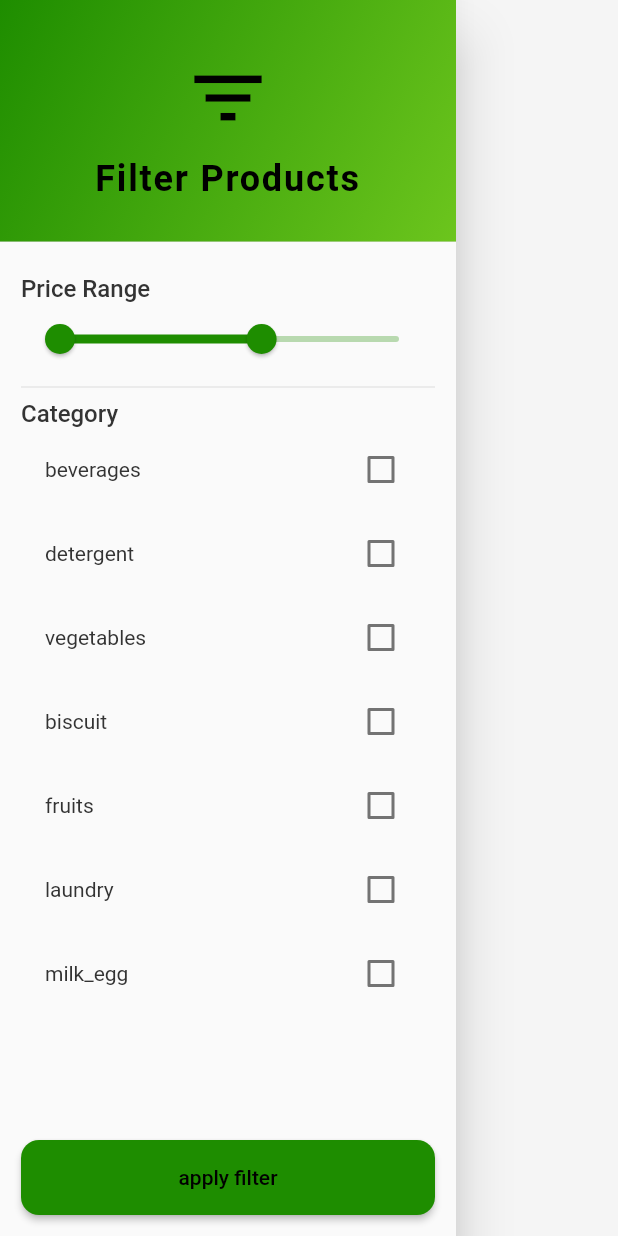
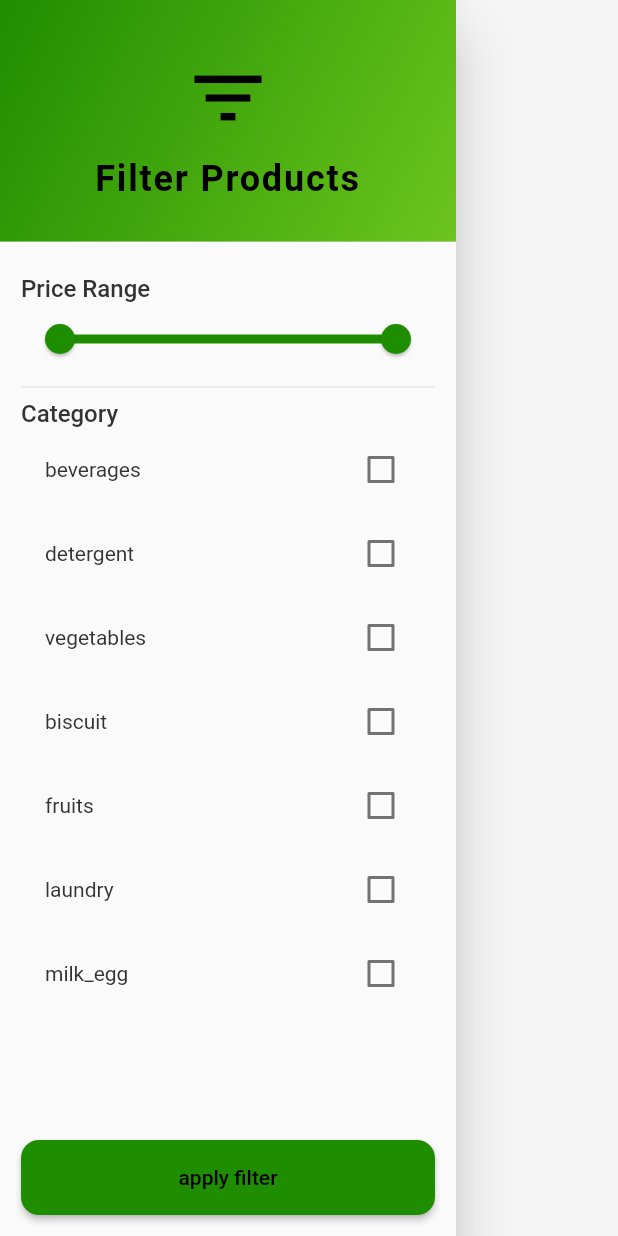
Before and after one commit to Phly101/grabber_app, a Flutter app: the FilterDrawer widget shown alone on an empty page, opened directly, on a phone screen of 412 x 824 dp. Run offline on Flutter 3.47's test engine with Material 3 defaults, Android fonts, the phone set to English and light mode, and no system bars; our stand-ins replace animated_splash_screen, badges, cached_network_image, carousel_slider, cloud_firestore, equatable and 13 more; missing offline and left inert: bottom_navbar_with_indicator; accounts and stored records are empty.

Commit message:
fixed minor issues

```diff
--- a/lib/UI/home/Widget/filter_drawer.dart
+++ b/lib/UI/home/Widget/filter_drawer.dart
@@ -16,7 +16,7 @@ class FilterDrawer extends StatefulWidget {
 }
 
 class _FilterDrawerState extends State<FilterDrawer> {
-  RangeValues _priceRange = const RangeValues(0, 600);
+  RangeValues _priceRange = const RangeValues(0, 1000);
 
   final Map<String, String> categoryKeysEn = {
     "Beverages list": "beverages",
--- a/lib/UI/home/Widget/home_files/product_card.dart
+++ b/lib/UI/home/Widget/home_files/product_card.dart
@@ -74,9 +74,6 @@ class BuildProductCard extends StatelessWidget {
                           )
                         ),
                       );
-                      // ScaffoldMessenger.of(context).showSnackBar(
-                      //   const SnackBar(content: Text("Added to cart"))
-                      // );
                       Fluttertoast.showToast(
                         toastLength: Toast.LENGTH_SHORT,
                         gravity: ToastGravity.BOTTOM,
```
